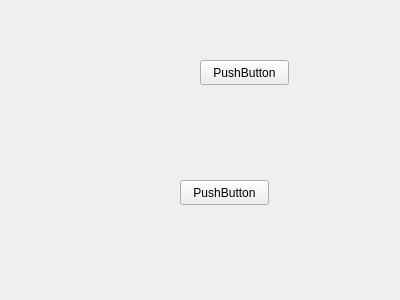
First picture: the form in rqt_mypkg/resource/artur2.ui, repository forvev/april_camera_tf_gui, before the edit.
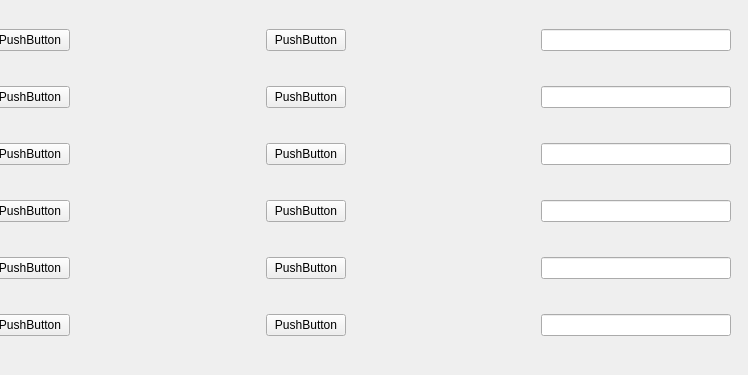
Second picture: the form after the edit.

```diff
--- a/rqt_mypkg/resource/artur2.ui
+++ b/rqt_mypkg/resource/artur2.ui
@@ -6,38 +6,164 @@
    <rect>
     <x>0</x>
     <y>0</y>
-    <width>400</width>
-    <height>300</height>
+    <width>748</width>
+    <height>375</height>
    </rect>
   </property>
   <property name="windowTitle">
    <string>Form</string>
   </property>
-  <widget class="QPushButton" name="pushButton">
+  <widget class="QWidget" name="horizontalLayoutWidget">
    <property name="geometry">
     <rect>
-     <x>180</x>
-     <y>180</y>
-     <width>89</width>
-     <height>25</height>
+     <x>-10</x>
+     <y>0</y>
+     <width>741</width>
+     <height>371</height>
     </rect>
    </property>
-   <property name="text">
-    <string>PushButton</string>
-   </property>
-  </widget>
-  <widget class="QPushButton" name="pushButton_2">
-   <property name="geometry">
-    <rect>
-     <x>200</x>
-     <y>60</y>
-     <width>89</width>
-     <height>25</height>
-    </rect>
-   </property>
-   <property name="text">
-    <string>PushButton</string>
-   </property>
+   <layout class="QHBoxLayout" name="horizontalLayout">
+    <item>
+     <layout class="QVBoxLayout" name="verticalLayout_5">
+      <item>
+       <widget class="QPushButton" name="pushButton_27">
+        <property name="text">
+         <string>PushButton</string>
+        </property>
+       </widget>
+      </item>
+      <item>
+       <widget class="QPushButton" name="pushButton_28">
+        <property name="text">
+         <string>PushButton</string>
+        </property>
+       </widget>
+      </item>
+      <item>
+       <widget class="QPushButton" name="pushButton_29">
+        <property name="text">
+         <string>PushButton</string>
+        </property>
+       </widget>
+      </item>
+      <item>
+       <widget class="QPushButton" name="pushButton_30">
+        <property name="text">
+         <string>PushButton</string>
+        </property>
+       </widget>
+      </item>
+      <item>
+       <widget class="QPushButton" name="pushButton_31">
+        <property name="text">
+         <string>PushButton</string>
+        </property>
+       </widget>
+      </item>
+      <item>
+       <widget class="QPushButton" name="pushButton_32">
+        <property name="text">
+         <string>PushButton</string>
+        </property>
+       </widget>
+      </item>
+     </layout>
+    </item>
+    <item>
+     <spacer name="horizontalSpacer">
+      <property name="orientation">
+       <enum>Qt::Horizontal</enum>
+      </property>
+      <property name="sizeHint" stdset="0">
+       <size>
+        <width>40</width>
+        <height>20</height>
+       </size>
+      </property>
+     </spacer>
+    </item>
+    <item>
+     <layout class="QVBoxLayout" name="verticalLayout_3">
+      <item>
+       <widget class="QPushButton" name="pushButton_15">
+        <property name="text">
+         <string>PushButton</string>
+        </property>
+       </widget>
+      </item>
+      <item>
+       <widget class="QPushButton" name="pushButton_16">
+        <property name="text">
+         <string>PushButton</string>
+        </property>
+       </widget>
+      </item>
+      <item>
+       <widget class="QPushButton" name="pushButton_17">
+        <property name="text">
+         <string>PushButton</string>
+        </property>
+       </widget>
+      </item>
+      <item>
+       <widget class="QPushButton" name="pushButton_18">
+        <property name="text">
+         <string>PushButton</string>
+        </property>
+       </widget>
+      </item>
+      <item>
+       <widget class="QPushButton" name="pushButton_19">
+        <property name="text">
+         <string>PushButton</string>
+        </property>
+       </widget>
+      </item>
+      <item>
+       <widget class="QPushButton" name="pushButton_20">
+        <property name="text">
+         <string>PushButton</string>
+        </property>
+       </widget>
+      </item>
+     </layout>
+    </item>
+    <item>
+     <spacer name="horizontalSpacer_2">
+      <property name="orientation">
+       <enum>Qt::Horizontal</enum>
+      </property>
+      <property name="sizeHint" stdset="0">
+       <size>
+        <width>40</width>
+        <height>20</height>
+       </size>
+      </property>
+     </spacer>
+    </item>
+    <item>
+     <layout class="QVBoxLayout" name="verticalLayout_4">
+      <item>
+       <widget class="QLineEdit" name="lineEdit_13"/>
+      </item>
+      <item>
+       <widget class="QLineEdit" name="lineEdit_14"/>
+      </item>
+      <item>
+       <widget class="QLineEdit" name="lineEdit_15"/>
+      </item>
+      <item>
+       <widget class="QLineEdit" name="lineEdit_16"/>
+      </item>
+      <item>
+       <widget class="QLineEdit" name="lineEdit_17"/>
+      </item>
+      <item>
+       <widget class="QLineEdit" name="lineEdit_18"/>
+      </item>
+     </layout>
+    </item>
+   </layout>
   </widget>
  </widget>
  <resources/>
```
